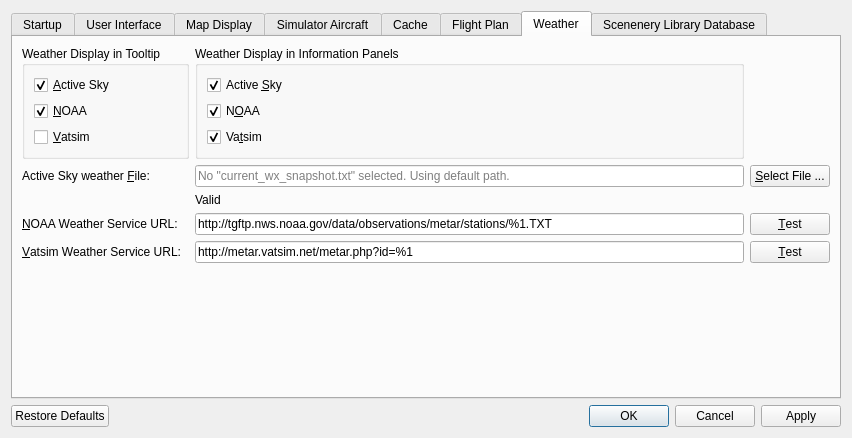
albar965/littlenavmap, file src/options/options.ui: the form before one commit.
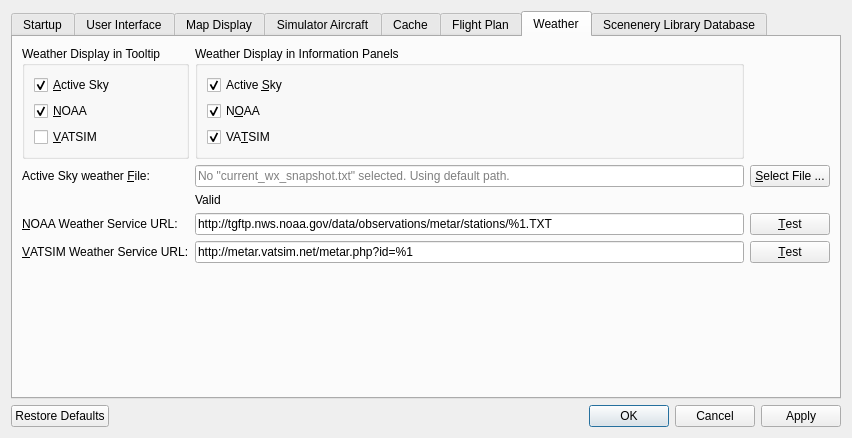
The form after the commit. The open tabs and pages were chosen to show the change.

Commit message: Small fixes in dialog texts.

Patch:
```diff
--- a/src/options/options.ui
+++ b/src/options/options.ui
@@ -940,7 +940,7 @@
           <item row="2" column="0">
            <widget class="QCheckBox" name="checkBoxOptionsWeatherTooltipVatsim">
             <property name="text">
-             <string>&amp;Vatsim</string>
+             <string>&amp;VATSIM</string>
             </property>
            </widget>
           </item>
@@ -1011,7 +1011,7 @@
           <item row="2" column="0">
            <widget class="QCheckBox" name="checkBoxOptionsWeatherInfoVatsim">
             <property name="text">
-             <string>Va&amp;tsim</string>
+             <string>VA&amp;TSIM</string>
             </property>
             <property name="checked">
              <bool>true</bool>
@@ -1024,7 +1024,7 @@
        <item row="5" column="0">
         <widget class="QLabel" name="labelOptionsWeatherVatsimUrl">
          <property name="text">
-          <string>&amp;Vatsim Weather Service URL:</string>
+          <string>&amp;VATSIM Weather Service URL:</string>
          </property>
          <property name="buddy">
           <cstring>lineEditOptionsWeatherVatsimUrl</cstring>
```
Left out of the diff: 12 changed lines with no effect on the pictures. The commit also changes 2 other files.
